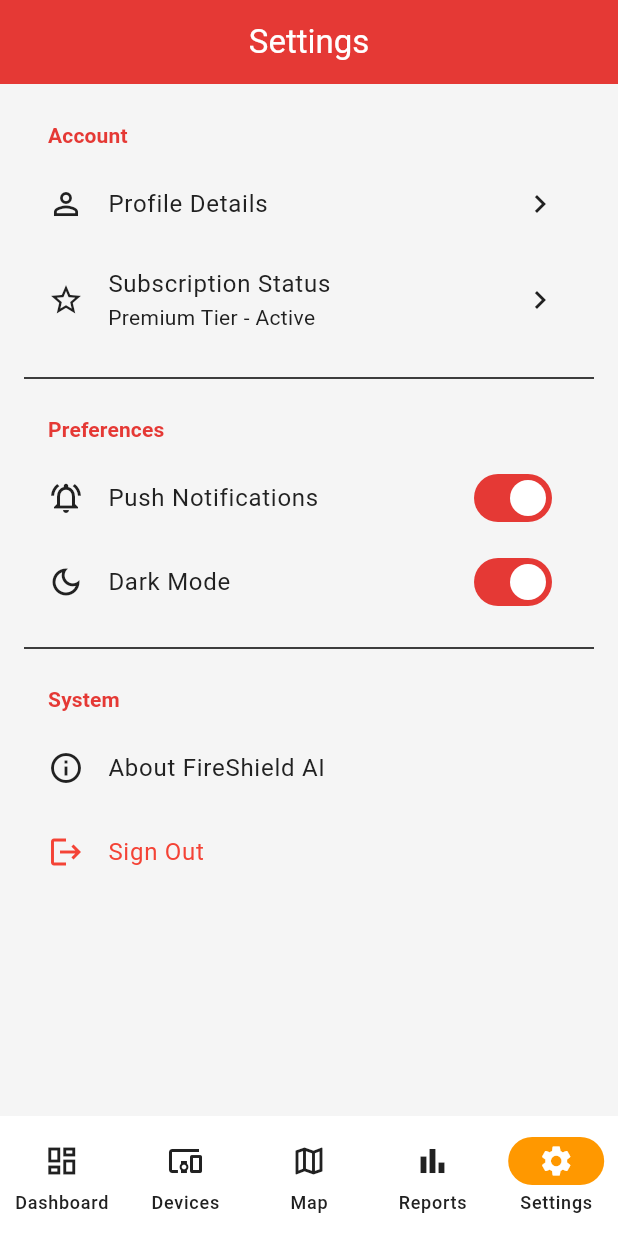
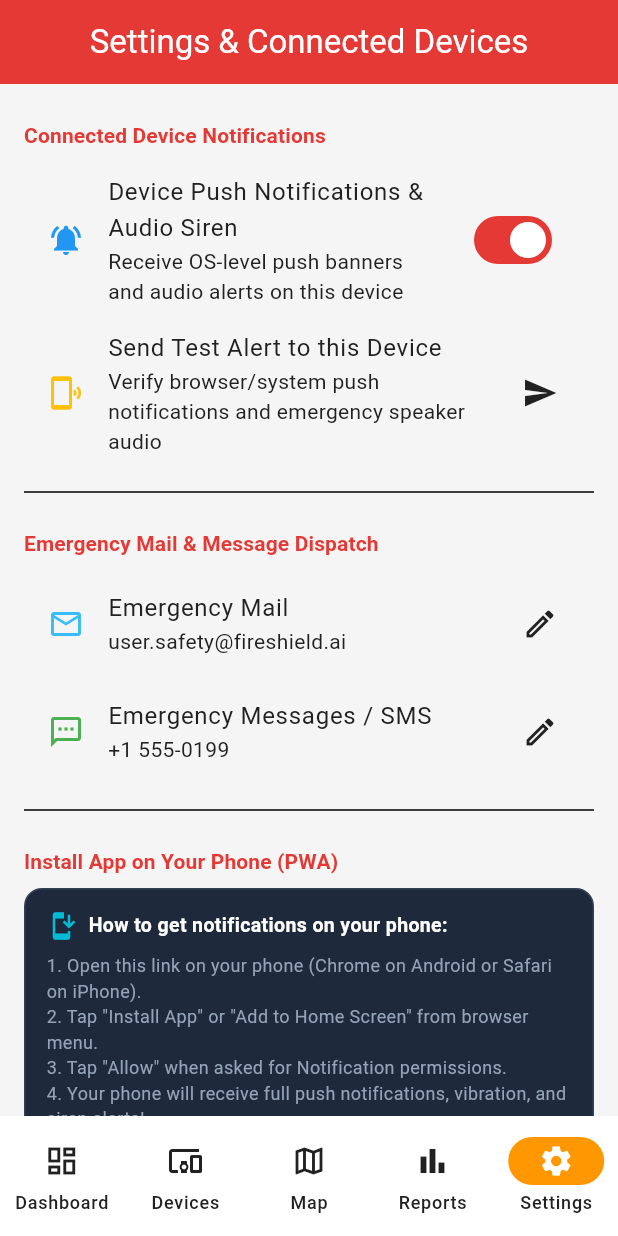
Before and after one commit to Nithin401/FireShieldAI, a Flutter app: the SettingsScreen screen opened by its route, on a phone screen of 412 x 824 dp. Run offline on Flutter 3.47's test engine with Material 3 defaults, Android fonts, the phone set to English and light mode, and no system bars; our stand-ins replace dio, fl_chart, flutter_riverpod, geolocator, go_router, google_maps_flutter and 2 more; missing offline and left inert: dart:js_interop; accounts and stored records are empty; generated files the repository leaves out were written again; network calls fail.

Commit message:
feat: connected device notification engine with test alert button and PWA install guide

```diff
--- a/lib/presentation/features/dashboard/dashboard_screen.dart
+++ b/lib/presentation/features/dashboard/dashboard_screen.dart
@@ -13,6 +13,7 @@
 import 'package:fireshield_app/presentation/features/dashboard/widgets/live_alerts_feed_card.dart';
 import 'package:fireshield_app/presentation/features/dashboard/widgets/home_verification_dialog.dart';
 import 'package:fireshield_app/core/services/emergency_dispatch_service.dart';
+import 'package:fireshield_app/core/services/web_notification_helper.dart';
 
 class DashboardScreen extends ConsumerStatefulWidget {
   const DashboardScreen({super.key});
@@ -208,6 +209,25 @@
           ],
         ),
         actions: [
+          IconButton(
+            icon: const Icon(Icons.phonelink_ring_outlined),
+            tooltip: 'Test Device Notification',
+            onPressed: () {
+              requestNotificationPermission();
+              triggerSystemNotification(
+                '🔔 FireShield AI Device Test',
+                'Your device is connected and ready to receive real-time emergency fire alerts!',
+                'critical',
+              );
+              ScaffoldMessenger.of(context).showSnackBar(
+                const SnackBar(
+                  backgroundColor: Colors.blue,
+                  content: Text('🔔 Sent test alert to this device! Tap "Allow" if your browser prompts.'),
+                  duration: Duration(seconds: 3),
+                ),
+              );
+            },
+          ),
           IconButton(
             icon: const Icon(Icons.sync),
             tooltip: 'Sync Telemetry',
--- a/lib/presentation/features/settings/settings_screen.dart
+++ b/lib/presentation/features/settings/settings_screen.dart
@@ -1,67 +1,139 @@
 import 'package:flutter/material.dart';
 import 'package:go_router/go_router.dart';
+import 'package:fireshield_app/core/services/emergency_dispatch_service.dart';
+import 'package:fireshield_app/core/services/web_notification_helper.dart';
 
-class SettingsScreen extends StatelessWidget {
+class SettingsScreen extends StatefulWidget {
   const SettingsScreen({super.key});
 
   @override
+  State<SettingsScreen> createState() => _SettingsScreenState();
+}
+
+class _SettingsScreenState extends State<SettingsScreen> {
+  bool _pushEnabled = true;
+
+  @override
   Widget build(BuildContext context) {
+    final dispatchService = EmergencyDispatchService();
+
     return Scaffold(
       appBar: AppBar(
-        title: const Text('Settings'),
+        title: const Text('Settings & Connected Devices'),
       ),
       body: ListView(
         padding: const EdgeInsets.all(16.0),
         children: [
-          _buildSectionHeader(context, 'Account'),
+          // Section 1: Connected Device Notifications
+          _buildSectionHeader(context, 'Connected Device Notifications'),
+          SwitchListTile(
+            secondary: const Icon(Icons.notifications_active, color: Colors.blue),
+            title: const Text('Device Push Notifications & Audio Siren'),
+            subtitle: const Text('Receive OS-level push banners and audio alerts on this device'),
+            value: _pushEnabled,
+            onChanged: (bool value) {
+              setState(() {
+                _pushEnabled = value;
+              });
+              if (value) {
+                requestNotificationPermission();
+              }
+            },
+          ),
+          ListTile(
+            leading: const Icon(Icons.phonelink_ring, color: Colors.amber),
+            title: const Text('Send Test Alert to this Device'),
+            subtitle: const Text('Verify browser/system push notifications and emergency speaker audio'),
+            trailing: const Icon(Icons.send),
+            onTap: () {
+              requestNotificationPermission();
+              triggerSystemNotification(
+                '🔔 FireShield AI Device Test',
+                'Your device is connected and ready to receive real-time fire and abnormal heat alerts!',
+                'critical',
+              );
+              ScaffoldMessenger.of(context).showSnackBar(
+                const SnackBar(
+                  backgroundColor: Colors.blue,
+                  content: Text('🔔 Test notification sent to your device! If prompted, tap Allow.'),
+                  duration: Duration(seconds: 3),
+                ),
+              );
+            },
+          ),
+          const Divider(height: 32),
+
+          // Section 2: User Emergency Contacts
+          _buildSectionHeader(context, 'Emergency Mail & Message Dispatch'),
+          ListTile(
+            leading: const Icon(Icons.email_outlined, color: Color(0xFF38BDF8)),
+            title: const Text('Emergency Mail'),
+            subtitle: Text(dispatchService.userEmail),
+            trailing: const Icon(Icons.edit_outlined),
+            onTap: () {
+              context.push('/settings/profile');
+            },
+          ),
+          ListTile(
+            leading: const Icon(Icons.sms_outlined, color: Colors.green),
+            title: const Text('Emergency Messages / SMS'),
+            subtitle: Text(dispatchService.userPhone),
+            trailing: const Icon(Icons.edit_outlined),
+            onTap: () {
+              context.push('/settings/profile');
+            },
+          ),
+          const Divider(height: 32),
+
+          // Section 3: Add to Phone Home Screen
+          _buildSectionHeader(context, 'Install App on Your Phone (PWA)'),
+          Container(
+            padding: const EdgeInsets.all(14),
+            decoration: BoxDecoration(
+              color: const Color(0xFF1E293B),
+              borderRadius: BorderRadius.circular(12),
+              border: Border.all(color: const Color(0xFF334155)),
+            ),
+            child: const Column(
+              crossAxisAlignment: CrossAxisAlignment.start,
+              children: [
+                Row(
+                  children: [
+                    Icon(Icons.install_mobile, color: Colors.cyan, size: 20),
+                    SizedBox(width: 8),
+                    Text(
+                      'How to get notifications on your phone:',
+                      style: TextStyle(color: Colors.white, fontWeight: FontWeight.bold, fontSize: 13),
+                    ),
+                  ],
+                ),
+                SizedBox(height: 8),
+                Text(
+                  '1. Open this link on your phone (Chrome on Android or Safari on iPhone).\n'
+                  '2. Tap "Install App" or "Add to Home Screen" from browser menu.\n'
+                  '3. Tap "Allow" when asked for Notification permissions.\n'
+                  '4. Your phone will receive full push notifications, vibration, and siren alerts!',
+                  style: TextStyle(color: Color(0xFF94A3B8), fontSize: 12, height: 1.4),
+                ),
+              ],
+            ),
+          ),
+          const Divider(height: 32),
+
+          // Section 4: Account & System
+          _buildSectionHeader(context, 'Account & Profile'),
           ListTile(
             leading: const Icon(Icons.person_outline),
             title: const Text('Profile Details'),
+            subtitle: const Text('Update name, alert email, and phone number'),
             trailing: const Icon(Icons.chevron_right),
             onTap: () {
               context.push('/settings/profile');
             },
           ),
           ListTile(
-            leading: const Icon(Icons.star_outline),
-            title: const Text('Subscription Status'),
-            subtitle: const Text('Premium Tier - Active'),
-            trailing: const Icon(Icons.chevron_right),
-            onTap: () {
-              // TODO: Subscription details screen
-            },
-          ),
-          const Divider(height: 32),
-          _buildSectionHeader(context, 'Preferences'),
-          SwitchListTile(
-            secondary: const Icon(Icons.notifications_active_outlined),
-            title: const Text('Push Notifications'),
-            value: true,
-            onChanged: (bool value) {
-              // TODO: Implement toggle
-            },
-          ),
-          SwitchListTile(
-            secondary: const Icon(Icons.dark_mode_outlined),
-            title: const Text('Dark Mode'),
-            value: true,
-            onChanged: (bool value) {
-              // TODO: Implement theme toggle
-            },
-          ),
-          const Divider(height: 32),
-          _buildSectionHeader(context, 'System'),
-          ListTile(
-            leading: const Icon(Icons.info_outline),
-            title: const Text('About FireShield AI'),
-            onTap: () {},
-          ),
-          ListTile(
             leading: const Icon(Icons.logout, color: Colors.red),
-            title: const Text(
-              'Sign Out',
-              style: TextStyle(color: Colors.red),
-            ),
+            title: const Text('Sign Out', style: TextStyle(color: Colors.red)),
             onTap: () {
               context.go('/login');
             },
@@ -73,7 +145,7 @@
 
   Widget _buildSectionHeader(BuildContext context, String title) {
     return Padding(
-      padding: const EdgeInsets.symmetric(vertical: 8.0, horizontal: 16.0),
+      padding: const EdgeInsets.symmetric(vertical: 8.0),
       child: Text(
         title,
         style: Theme.of(context).textTheme.titleSmall?.copyWith(
```
